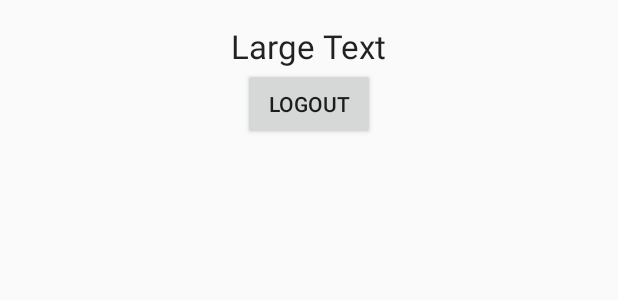
After one commit to yhaznedar/MTMIRepo, an Android app: the layout activity_profile.xml on its own in the app's theme, with its tools: preview values and no code run, on a phone screen of 412 x 824 dp. The commit adds this screen. Shown: the top 300 px of the screen. Run offline under Robolectric (Android 15) with nearby library versions, the phone set to English and light mode, and no system bars.

Commit message:
firebase
firebase login logout işlemleri

```diff
--- /dev/null
+++ b/MTMI-master/app/src/main/res/layout/activity_profile.xml
@@ -0,0 +1,36 @@
+<?xml version="1.0" encoding="utf-8"?>
+<RelativeLayout xmlns:android="http://schemas.android.com/apk/res/android"
+    xmlns:tools="http://schemas.android.com/tools"
+    android:layout_width="match_parent"
+    android:layout_height="match_parent"
+    android:paddingBottom="@dimen/activity_vertical_margin"
+    android:paddingLeft="@dimen/activity_horizontal_margin"
+    android:paddingRight="@dimen/activity_horizontal_margin"
+    android:paddingTop="@dimen/activity_vertical_margin"
+    tools:context="com.mtmi.carapp.ProfileActivity">
+
+
+    <LinearLayout
+        android:orientation="vertical"
+        android:layout_width="match_parent"
+        android:layout_height="match_parent"
+        android:layout_centerVertical="true"
+        android:layout_centerHorizontal="true">
+
+
+        <TextView
+            android:layout_width="wrap_content"
+            android:layout_height="wrap_content"
+            android:textAppearance="?android:attr/textAppearanceLarge"
+            android:text="Large Text"
+            android:id="@+id/textViewUserEmail"
+            android:layout_gravity="center_horizontal" />
+
+        <Button
+            android:layout_width="wrap_content"
+            android:layout_height="wrap_content"
+            android:text="Logout"
+            android:id="@+id/buttonLogout"
+            android:layout_gravity="center_horizontal" />
+    </LinearLayout>
+</RelativeLayout>
```
Also changed, not shown: MTMI-master/app/src/main/AndroidManifest.xml (+10 -9 lines), MTMI-master/app/src/main/java/com/mtmi/carapp/LoginActivity.java (+173 -62 lines), MTMI-master/app/src/main/java/com/mtmi/carapp/ProfileActivity.java (added, +52 -0 lines), MTMI-master/app/src/main/java/com/mtmi/carapp/SignUp.java (+8 -0 lines).
